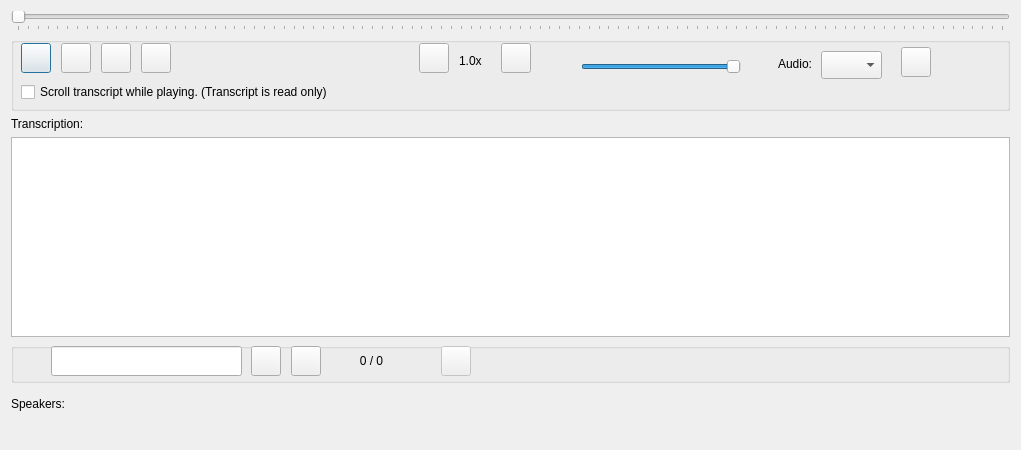
Above: GUI_UIs/ui_dialog_view_av.ui from ccbogel/QualCoder before the change. Below: the same form after it.
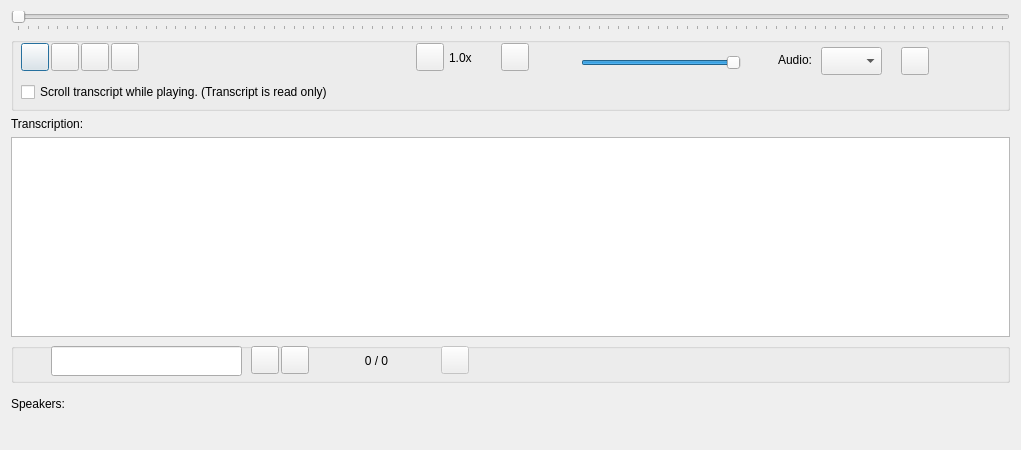
That is the form after the change.

```diff
--- a/GUI_UIs/ui_dialog_view_av.ui
+++ b/GUI_UIs/ui_dialog_view_av.ui
@@ -83,8 +83,8 @@
        <rect>
         <x>10</x>
         <y>6</y>
-        <width>30</width>
-        <height>30</height>
+        <width>28</width>
+        <height>28</height>
        </rect>
       </property>
       <property name="toolTip">
@@ -98,7 +98,7 @@
       <property name="geometry">
        <rect>
         <x>570</x>
-        <y>21</y>
+        <y>17</y>
         <width>160</width>
         <height>18</height>
        </rect>
@@ -117,7 +117,7 @@
       <property name="geometry">
        <rect>
         <x>539</x>
-        <y>12</y>
+        <y>9</y>
         <width>24</width>
         <height>24</height>
        </rect>
@@ -135,9 +135,9 @@
      <widget class="QLabel" name="label_time">
       <property name="geometry">
        <rect>
-        <x>220</x>
-        <y>13</y>
-        <width>171</width>
+        <x>180</x>
+        <y>9</y>
+        <width>211</width>
         <height>21</height>
        </rect>
       </property>
@@ -149,7 +149,7 @@
       <property name="geometry">
        <rect>
         <x>810</x>
-        <y>14</y>
+        <y>10</y>
         <width>61</width>
         <height>28</height>
        </rect>
@@ -159,7 +159,7 @@
       <property name="geometry">
        <rect>
         <x>740</x>
-        <y>17</y>
+        <y>13</y>
         <width>61</width>
         <height>20</height>
        </rect>
@@ -176,7 +176,7 @@
        <rect>
         <x>10</x>
         <y>44</y>
-        <width>511</width>
+        <width>561</width>
         <height>22</height>
        </rect>
       </property>
@@ -187,9 +187,9 @@
      <widget class="QLabel" name="label_rate">
       <property name="geometry">
        <rect>
-        <x>448</x>
-        <y>14</y>
-        <width>41</width>
+        <x>438</x>
+        <y>11</y>
+        <width>51</width>
         <height>20</height>
        </rect>
       </property>
@@ -203,8 +203,8 @@
      <widget class="QLabel" name="label_time_3">
       <property name="geometry">
        <rect>
-        <x>180</x>
-        <y>10</y>
+        <x>133</x>
+        <y>8</y>
         <width>24</width>
         <height>24</height>
        </rect>
@@ -219,10 +219,10 @@
      <widget class="QPushButton" name="pushButton_rate_down">
       <property name="geometry">
        <rect>
-        <x>408</x>
+        <x>405</x>
         <y>6</y>
-        <width>30</width>
-        <height>30</height>
+        <width>28</width>
+        <height>28</height>
        </rect>
       </property>
       <property name="toolTip">
@@ -237,8 +237,8 @@
        <rect>
         <x>490</x>
         <y>6</y>
-        <width>30</width>
-        <height>30</height>
+        <width>28</width>
+        <height>28</height>
        </rect>
       </property>
       <property name="toolTip">
@@ -251,10 +251,10 @@
      <widget class="QPushButton" name="pushButton_rewind_5">
       <property name="geometry">
        <rect>
-        <x>50</x>
+        <x>40</x>
         <y>6</y>
-        <width>30</width>
-        <height>30</height>
+        <width>28</width>
+        <height>28</height>
        </rect>
       </property>
       <property name="toolTip">
@@ -267,10 +267,10 @@
      <widget class="QPushButton" name="pushButton_rewind_30">
       <property name="geometry">
        <rect>
-        <x>90</x>
+        <x>70</x>
         <y>6</y>
-        <width>30</width>
-        <height>30</height>
+        <width>28</width>
+        <height>28</height>
        </rect>
       </property>
       <property name="toolTip">
@@ -283,10 +283,10 @@
      <widget class="QPushButton" name="pushButton_forward_30">
       <property name="geometry">
        <rect>
-        <x>130</x>
+        <x>100</x>
         <y>6</y>
-        <width>30</width>
-        <height>30</height>
+        <width>28</width>
+        <height>28</height>
        </rect>
       </property>
       <property name="toolTip">
@@ -301,8 +301,8 @@
        <rect>
         <x>890</x>
         <y>10</y>
-        <width>30</width>
-        <height>30</height>
+        <width>28</width>
+        <height>28</height>
        </rect>
       </property>
       <property name="toolTip">
@@ -380,10 +380,10 @@
      <widget class="QPushButton" name="pushButton_next">
       <property name="geometry">
        <rect>
-        <x>280</x>
+        <x>270</x>
         <y>3</y>
-        <width>30</width>
-        <height>30</height>
+        <width>28</width>
+        <height>28</height>
        </rect>
       </property>
       <property name="toolTip">
@@ -429,8 +429,8 @@
        <rect>
         <x>240</x>
         <y>3</y>
-        <width>30</width>
-        <height>30</height>
+        <width>28</width>
+        <height>28</height>
        </rect>
       </property>
       <property name="toolTip">
@@ -443,9 +443,9 @@
      <widget class="QLabel" name="label_search_totals">
       <property name="geometry">
        <rect>
-        <x>320</x>
+        <x>310</x>
         <y>7</y>
-        <width>81</width>
+        <width>111</width>
         <height>22</height>
        </rect>
       </property>
@@ -464,8 +464,8 @@
        <rect>
         <x>430</x>
         <y>3</y>
-        <width>30</width>
-        <height>30</height>
+        <width>28</width>
+        <height>28</height>
        </rect>
       </property>
       <property name="toolTip">
```
